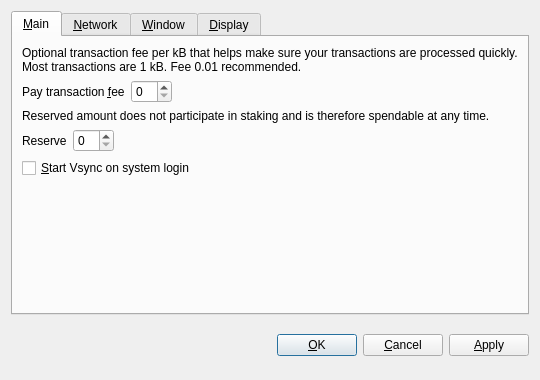
The window that src/qt/forms/optionsdialog.ui (wtomtom/vsynctt) describes before a commit, drawn with Qt 5.
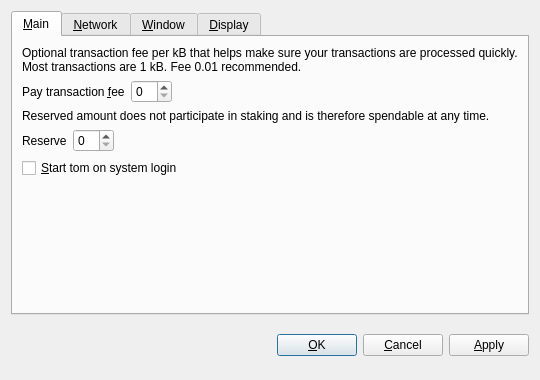
The same window after the commit. Custom widgets are drawn as their Qt base class.

```diff
--- a/src/qt/forms/optionsdialog.ui
+++ b/src/qt/forms/optionsdialog.ui
@@ -128,7 +128,7 @@
           <string>Automatically start Vsync after logging in to the system.</string>
          </property>
          <property name="text">
-          <string>&amp;Start Vsync on system login</string>
+          <string>&amp;Start tom on system login</string>
          </property>
         </widget>
        </item>
```
Left out of the diff: 8 changed lines with no effect on the pictures.
